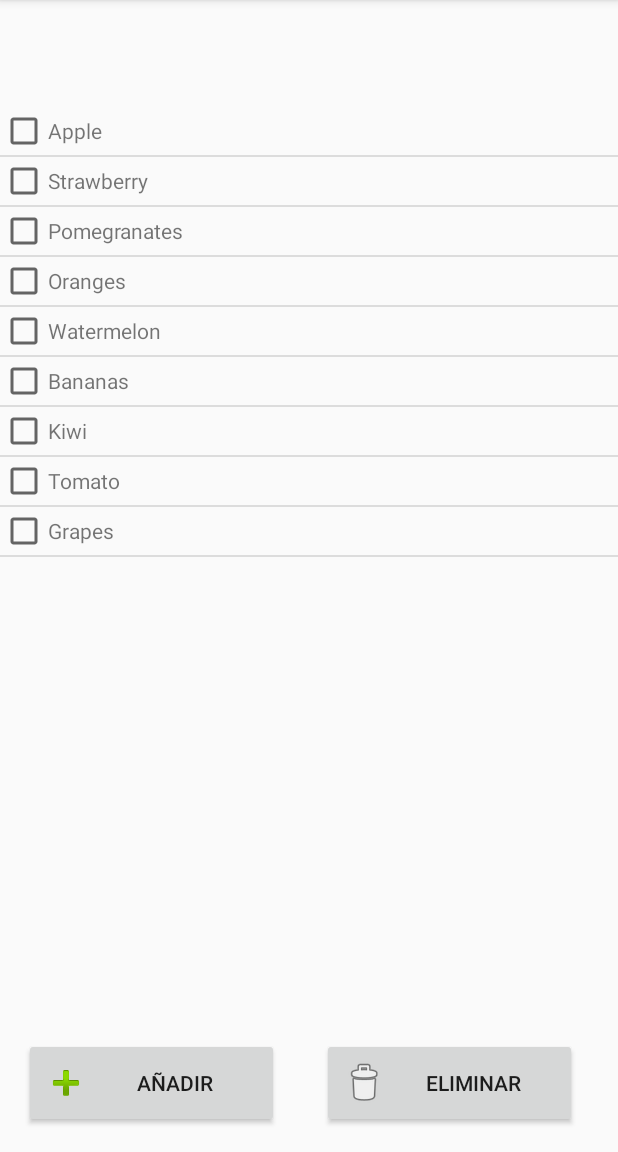
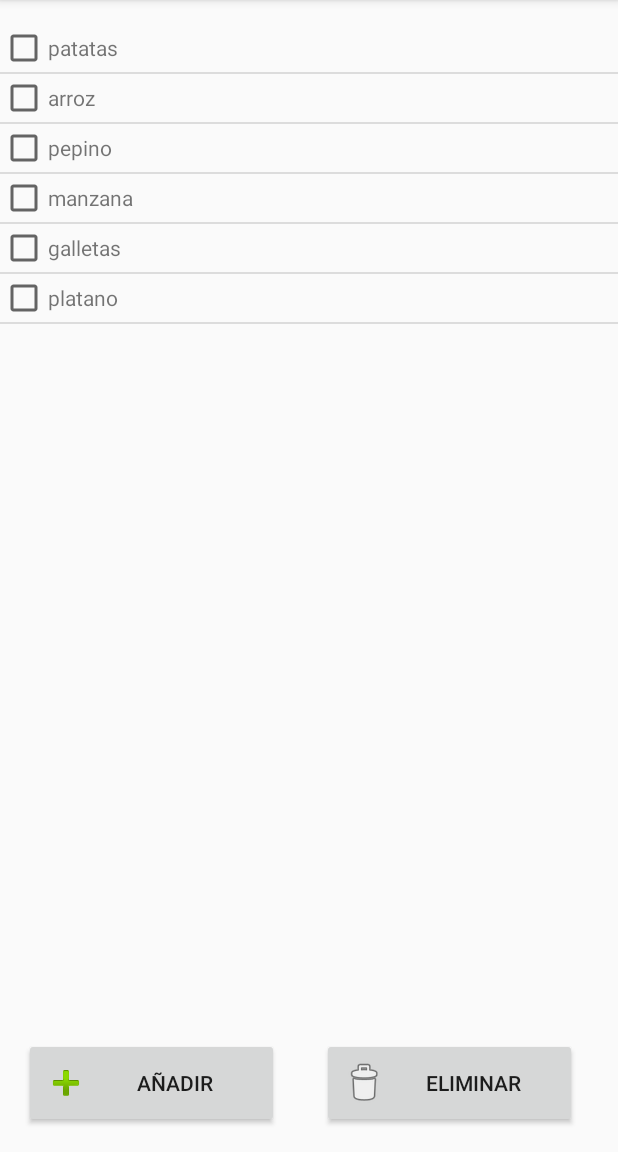
Before and after one commit to Mordorbeast/Smootheat, an Android app: the lista_compra screen opened directly, with no data from a screen before it, on a phone screen of 412 x 824 dp, the part 84-1236 px from its top. Run offline under Robolectric (Android 15) with nearby library versions, the phone set to English and light mode, and no system bars.

Commit message:
Creo lista pantalla aprende a cocinar y hago que se puedan añadir alimentos a la pantalla lista compra

```diff
--- a/app/src/main/AndroidManifest.xml
+++ b/app/src/main/AndroidManifest.xml
@@ -9,6 +9,8 @@
             android:roundIcon="@mipmap/ic_launcher_round"
             android:supportsRtl="true"
             android:theme="@style/AppTheme">
+        <activity android:name=".fila_listView_aprendeCocinar">
+        </activity>
         <activity android:name=".recetas">
         </activity>
         <activity android:name=".Pantalla_MenuPrincipal"> <!-- Pantalla_log_in -->
--- /dev/null
+++ b/app/src/main/java/com/example/xavi/proyectoxavigimenez/AlimentoAdapter.kt
@@ -0,0 +1,45 @@
+package com.example.xavi.proyectoxavigimenez
+
+import android.annotation.SuppressLint
+import android.app.Activity
+import android.content.Context
+import android.view.LayoutInflater
+import android.view.View
+import android.view.ViewGroup
+import android.widget.BaseAdapter
+import android.widget.TextView
+import kotlinx.android.synthetic.main.activity_fila_lista_compra.view.*
+
+class AlimentoAdapter(private var context: Context, private var alimentos : ArrayList<Alimento>) : BaseAdapter(){
+
+
+    override fun getView(position: Int, convertView: View?, viewGrup: ViewGroup): View {
+        val layoutInflater = LayoutInflater.from(context)
+        val fila = layoutInflater.inflate(R.layout.activity_fila_lista_compra, viewGrup, false)
+
+        fila.nombreAlimento.text = alimentos[position].alimento
+
+      /*  fila.ButtonDelete.setOnClickListener{
+            //Toast.makeText(context, "sUCCESSFULLY LOGGED IN", Toast.LENGTH_LONG).show()
+            products.removeAt(position)
+            notifyDataSetChanged()
+
+        }
+        */
+        return fila
+    }
+
+    override fun getItem(i: Int): Any {
+        return alimentos[i]
+    }
+
+    override fun getItemId(i: Int): Long {
+        return i.toLong()
+    }
+
+    override fun getCount(): Int {
+        return alimentos.size
+    }
+
+
+}
--- a/app/src/main/java/com/example/xavi/proyectoxavigimenez/lista_compra.kt
+++ b/app/src/main/java/com/example/xavi/proyectoxavigimenez/lista_compra.kt
@@ -5,21 +5,31 @@ import android.content.Intent
 import android.os.Bundle
 import android.support.v7.app.AppCompatActivity
 import android.support.v7.widget.Toolbar
+import android.util.Log
 import android.view.Menu
 import android.view.MenuItem
 import android.view.View
 import android.view.ViewGroup
 import android.widget.*
 import kotlinx.android.synthetic.main.activity_pantalla_lista_compra.*
-import kotlinx.android.synthetic.main.activity_pantalla_menu_principal.*
-import kotlinx.android.synthetic.main.activity_toolbar.*
 
 
 class lista_compra : AppCompatActivity() {
 
     companion object {
-        const val EMAIL_ALIMENTO = "alimento"
+        const val ALIMENTO_EXTRA = "alimento"
     }
+
+    val alimento1 = Alimento("patatas")
+    val alimento2 = Alimento("arroz")
+    val alimento3 = Alimento("pepino")
+    val alimento4 = Alimento("manzana")
+    val alimento5 = Alimento("galletas")
+    val alimento6 = Alimento("platano")
+
+    val alimentos = arrayListOf<Alimento>(alimento1,alimento2,alimento3,alimento4,alimento5,alimento6)
+
+    val customAdptor = AlimentoAdapter(this,alimentos)
 
     override fun onCreate(savedInstanceState: Bundle?) {
         super.onCreate(savedInstanceState)
@@ -27,29 +37,53 @@ class lista_compra : AppCompatActivity() {
 
         setSupportActionBar(my_toolbar2 as Toolbar)
 
+        var cfgOptions = intent.getParcelableExtra<Alimento>("alimento1")
+        var productAdd = intent.getStringExtra("alimento1")
+
+        val listView = findViewById<ListView>(R.id.listViewCompra)
 
 
-        var listView = findViewById<ListView>(R.id.listViewCompra)
-
-        val customAdptor = CustomAdptor(this)
         listView.adapter=customAdptor
 
+        //customAdptor.names.set(customAdptor.names.count(), ALIMENTO_EXTRA)
+
+        /*
         listView.setOnItemClickListener{ parent, view, position, id ->
             Toast.makeText(this, "You Clicked:"+" "+customAdptor.names[position], Toast.LENGTH_SHORT).show()
         }
+        */
 
-        add.setOnClickListener(){
+        addAlimento_lista_compra.setOnClickListener(){
             val intent = Intent(this, add_fila_lista_compra::class.java)
-            intent.putExtras(getRegisterBundle())
-            startActivityForResult(intent,add_fila_lista_compra.REQUEST_CODE)
+            startActivityForResult(intent,1)
         }
     }
-
-    private fun getRegisterBundle(): Bundle {
+/*
+    private fun getBundle(): Bundle {
         val bundle = Bundle()
-        //bundle.putString(EMAIL_ALIMENTO, a ) ----------------------------------------
+        bundle.putString(ALIMENTO_EXTRA, alimentoAnadido.text.toString() )
         return bundle
     }
+*/
+
+    override fun onActivityResult(requestCode: Int, resultCode: Int, data: Intent?) {
+        if (requestCode == 1) {
+            if (resultCode == RESULT_OK) {
+
+                var name = data!!.getParcelableExtra<Alimento>("alimento1").alimento
+                alimentos.add(data!!.getParcelableExtra<Alimento>("alimento1"))
+                customAdptor.notifyDataSetChanged()
+                Toast.makeText(this, "Se ha añadido el alimento $name", Toast.LENGTH_SHORT).show()
+                //Log.d("Aliemento añadido","Aliemnto: ${name}")
+
+            }
+        }
+    }
+/*
+    private fun updateViews(data: Intent) {
+        alimentoAnadido.setText(data.getStringExtra(ALIMENTO_EXTRA))
+    }
+*/
 
     //toolbar
     override fun onCreateOptionsMenu(menu: Menu?): Boolean {
@@ -70,48 +104,18 @@ class lista_compra : AppCompatActivity() {
     }
 }
 
+/*
 class CustomAdptor(private val context: Activity): BaseAdapter() {
 
-    //Array of fruits names
     var names =
         arrayOf("Apple", "Strawberry", "Pomegranates", "Oranges", "Watermelon", "Bananas", "Kiwi", "Tomato", "Grapes")
-
-    //Array of fruits desc
-    /*var desc = arrayOf(
-        "1",
-        "2 ",
-        "3",
-        "4",
-        "5",
-        "6",
-        "7",
-        "8",
-        "9"
-    )*/
-
-    //Array of fruits images
-    /*var image = intArrayOf(
-        R.drawable.abc_ab_share_pack_mtrl_alpha,
-        R.drawable.abc_action_bar_item_background_material,
-        R.drawable.abc_btn_check_material,
-        R.drawable.abc_btn_check_to_on_mtrl_015,
-        R.drawable.abc_btn_radio_to_on_mtrl_000,
-        R.drawable.abc_btn_switch_to_on_mtrl_00001,
-        R.drawable.abc_cab_background_internal_bg,
-        R.drawable.abc_list_selector_holo_dark,
-        R.drawable.abc_textfield_default_mtrl_alpha
-    )*/
 
 
     override fun getView(position: Int, convertView: View?, parent: ViewGroup?): View {
         val inflater = context.layoutInflater
         val view1 = inflater.inflate(R.layout.activity_fila_lista_compra,null)
-        //val fimage = view1.findViewById<ImageView>(R.id.fimageView)
         var fName = view1.findViewById<TextView>(R.id.nombreAlimento)
-        //var fDesc = view1.findViewById<TextView>(R.id.fDesc)
-        //fimage.setImageResource(image[position])
         fName.setText(names[position])
-        //fDesc.setText(desc[position])
         return view1
     }
 
@@ -126,7 +130,5 @@ class CustomAdptor(private val context: Activity): BaseAdapter() {
     override fun getCount(): Int {
         return names.size
     }
-
-
-
 }
+*/
--- a/app/src/main/res/layout/activity_pantalla_lista_compra.xml
+++ b/app/src/main/res/layout/activity_pantalla_lista_compra.xml
@@ -13,11 +13,11 @@
             android:id="@+id/listViewCompra"
             android:scrollbars="vertical"
             android:layout_width="match_parent"
-            android:layout_height="522dp"
+            android:layout_height="0dp"
             app:layout_constraintStart_toStartOf="parent" app:layout_constraintEnd_toEndOf="parent"
             app:layout_constraintHorizontal_bias="0.0"
-            android:layout_marginBottom="28dp" app:layout_constraintBottom_toTopOf="@+id/eliminar"
-            app:layout_constraintTop_toBottomOf="@+id/my_toolbar2"/>
+            android:layout_marginTop="16dp" app:layout_constraintTop_toBottomOf="@+id/my_toolbar2"
+            android:layout_marginBottom="16dp" app:layout_constraintBottom_toTopOf="@+id/eliminar"/>
 
     <Button
             android:text="Eliminar"
@@ -28,14 +28,14 @@
             app:layout_constraintEnd_toEndOf="parent"
             app:layout_constraintBottom_toBottomOf="parent"
             android:layout_marginBottom="16dp" android:layout_marginEnd="16dp"
-            app:layout_constraintStart_toEndOf="@+id/add" android:layout_marginStart="8dp"
+            app:layout_constraintStart_toEndOf="@+id/addAlimento_lista_compra" android:layout_marginStart="8dp"
             app:layout_constraintHorizontal_bias="0.645"/>
     <Button
             android:text="Añadir"
             android:drawableStart="@android:drawable/ic_input_add"
             android:layout_width="170dp"
             android:layout_height="60dp"
-            android:id="@+id/add" app:layout_constraintStart_toStartOf="parent"
+            android:id="@+id/addAlimento_lista_compra" app:layout_constraintStart_toStartOf="parent"
             app:layout_constraintBottom_toBottomOf="parent" android:layout_marginBottom="16dp"
             android:layout_marginStart="16dp"
     />
--- a/app/src/main/res/layout/activity_pantalla_recetas.xml
+++ b/app/src/main/res/layout/activity_pantalla_recetas.xml
@@ -26,10 +26,10 @@
 
     <view class="android.support.v7.app.AlertController$RecycleListView"
           android:layout_width="match_parent"
-          android:layout_height="643dp" android:id="@+id/listViewRecetas"
+          android:layout_height="0dp" android:id="@+id/listViewRecetas"
           app:layout_constraintStart_toStartOf="parent" app:layout_constraintEnd_toEndOf="parent"
           app:layout_constraintBottom_toBottomOf="parent"
-          android:layout_marginTop="20dp" app:layout_constraintTop_toBottomOf="@+id/buscador">
+          android:layout_marginTop="8dp" app:layout_constraintTop_toBottomOf="@+id/buscador">
 
     </view>
 </android.support.constraint.ConstraintLayout>
```
Also changed, not shown: app/src/main/java/com/example/xavi/proyectoxavigimenez/ListAdapter.kt (deleted, +0 -53 lines), app/src/main/java/com/example/xavi/proyectoxavigimenez/Pantalla_aprende_a_cocinar.kt (+46 -0 lines), app/src/main/java/com/example/xavi/proyectoxavigimenez/add_fila_lista_compra.kt (+50 -5 lines), app/src/main/java/com/example/xavi/proyectoxavigimenez/fila_listView_aprendeCocinar.kt (added, +12 -0 lines), app/src/main/java/com/example/xavi/proyectoxavigimenez/recetas.kt (+9 -9 lines), app/src/main/res/layout/activity_fila_receta.xml (+0 -14 lines), app/src/main/res/layout/activity_pantalla_aprende_a_cocinar.xml (+14 -0 lines), app/src/main/res/layout/add_fila_lista_compra.xml (+4 -4 lines), app/src/main/res/layout/fila_list_view_aprende_cocinar.xml (added, +25 -0 lines).
